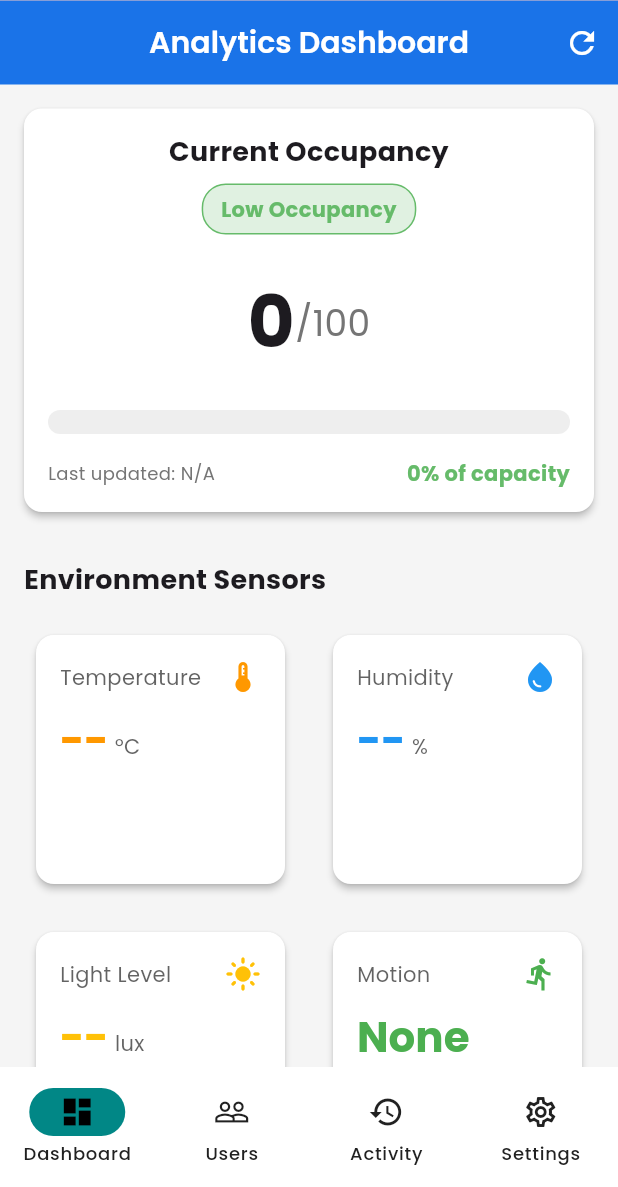
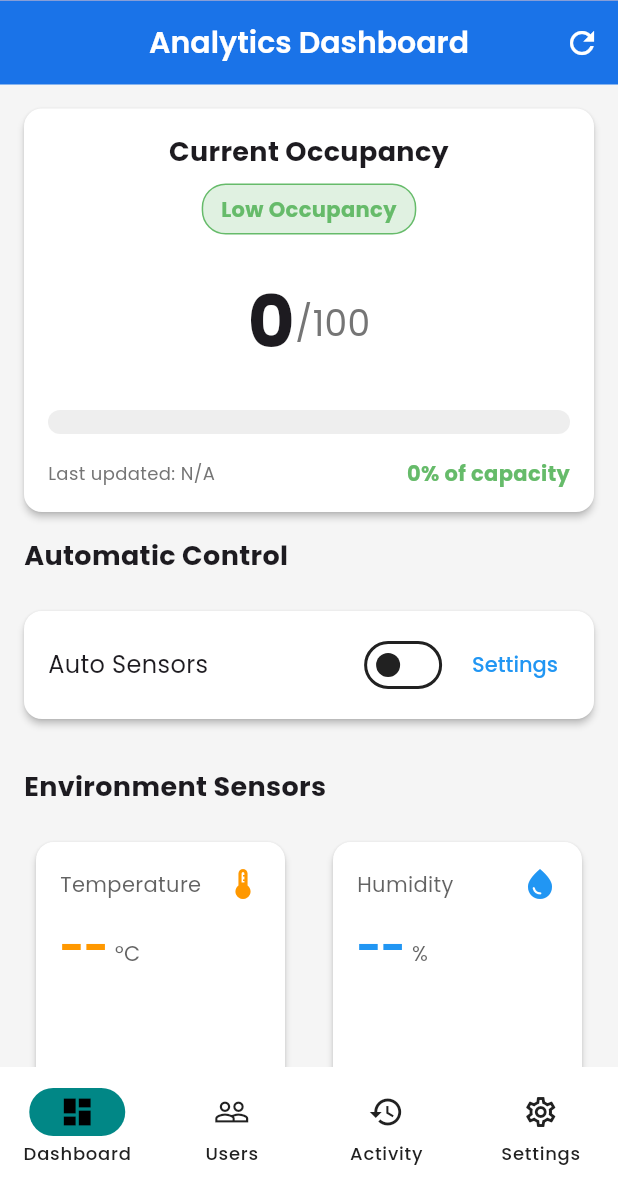
Before and after one commit to iYEiD/smartgym, a Flutter app: the screen it shows after launch, on a phone screen of 412 x 824 dp, the part 49-1236 px from its top. Run offline on Flutter 3.47's test engine with Material 3 defaults, Android fonts, the light colour scheme and no system bars; our stand-ins replace equatable, fl_chart, flutter_riverpod, google_fonts, logger, shared_preferences; missing offline and left inert: mqtt_client, postgres.

Commit message:
feat: add automatic control command switch

```diff
--- a/lib/presentation/screens/analytics/analytics_dashboard_screen.dart
+++ b/lib/presentation/screens/analytics/analytics_dashboard_screen.dart
@@ -9,6 +9,8 @@ import 'package:smartgymai/presentation/widgets/occupancy_chart.dart';
 import 'package:smartgymai/presentation/widgets/parking_spot_indicator.dart';
 import 'package:smartgymai/presentation/widgets/sensor_value_card.dart';
 import 'package:smartgymai/providers/sensors_provider.dart';
+import 'package:smartgymai/core/constants/mqtt_constants.dart';
+import 'package:smartgymai/providers/repository_providers.dart';
 
 class AnalyticsDashboardScreen extends ConsumerStatefulWidget {
   const AnalyticsDashboardScreen({Key? key}) : super(key: key);
@@ -18,6 +20,8 @@ class AnalyticsDashboardScreen extends ConsumerStatefulWidget {
 }
 
 class _AnalyticsDashboardScreenState extends ConsumerState<AnalyticsDashboardScreen> {
+  bool _isAutomaticControlEnabled = false;
+
   @override
   void initState() {
     super.initState();
@@ -64,6 +68,7 @@ class _AnalyticsDashboardScreenState extends ConsumerState<AnalyticsDashboardScr
                 gymCapacity,
                 isLoading: sensorsState.isLoading,
               ),
+              _buildAutomaticControlSwitch(context),
               _buildEnvironmentSensorsGrid(
                 context,
                 sensorsState.latestSensorData,
@@ -202,6 +207,81 @@ class _AnalyticsDashboardScreenState extends ConsumerState<AnalyticsDashboardScr
           ],
         ),
       ),
+    );
+  }
+
+  Widget _buildAutomaticControlSwitch(BuildContext context) {
+    return Column(
+      crossAxisAlignment: CrossAxisAlignment.start,
+      children: [
+        const Padding(
+          padding: EdgeInsets.symmetric(horizontal: 16),
+          child: Text(
+            'Automatic Control',
+            style: TextStyle(
+              fontSize: 18,
+              fontWeight: FontWeight.bold,
+            ),
+          ),
+        ),
+        const SizedBox(height: 8),
+        Card(
+          margin: const EdgeInsets.all(16),
+          child: Padding(
+            padding: const EdgeInsets.symmetric(horizontal: 16, vertical: 12),
+            child: Row(
+              mainAxisAlignment: MainAxisAlignment.spaceBetween,
+              children: [
+                const Text(
+                  'Auto Sensors',
+                  style: TextStyle(
+                    fontSize: 16,
+                  ),
+                ),
+                Row(
+                  children: [
+                    Switch(
+                      value: _isAutomaticControlEnabled,
+                      onChanged: (bool value) {
+                        setState(() {
+                          _isAutomaticControlEnabled = value;
+                        });
+                        final mqttService = ref.read(mqttServiceProvider);
+                        final command = value
+                          ? {'command': 'automatic_control_on'}
+                          : {'command': 'automatic_control_off'};
+
+                        mqttService.publishMessage(
+                          MqttConstants.commandsTopic,
+                          command,
+                        );
+                      },
+                    ),
+                    const SizedBox(width: 8),
+                    TextButton(
+                      onPressed: () {
+                        // Settings functionality will be added later
+                      },
+                      style: TextButton.styleFrom(
+                        padding: const EdgeInsets.symmetric(horizontal: 8),
+                        minimumSize: Size.zero,
+                        tapTargetSize: MaterialTapTargetSize.shrinkWrap,
+                      ),
+                      child: const Text(
+                        'Settings',
+                        style: TextStyle(
+                          fontSize: 14,
+                          color: Colors.blue,
+                        ),
+                      ),
+                    ),
+                  ],
+                ),
+              ],
+            ),
+          ),
+        ),
+      ],
     );
   }
 
```
